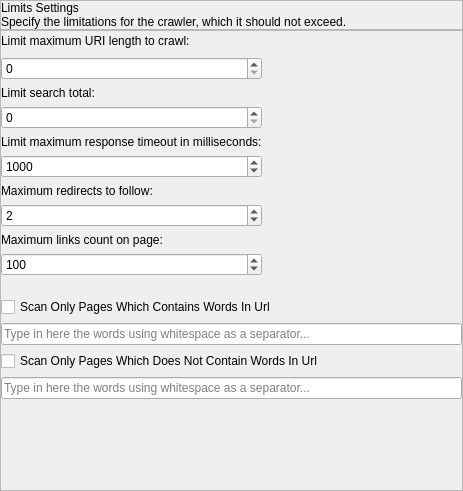
Old version of the form seospider/ui/limits_settings_widget.ui in the repository andrascii/RiveSolutions_SEO_Spider.
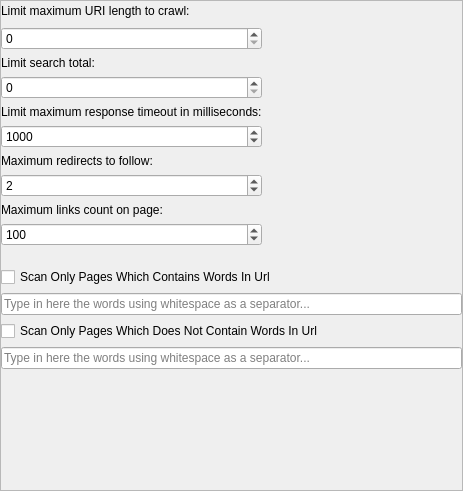
New version of the form.

Diff of the .ui file:
```diff
--- a/seospider/ui/limits_settings_widget.ui
+++ b/seospider/ui/limits_settings_widget.ui
@@ -29,66 +29,6 @@
    <property name="bottomMargin">
     <number>0</number>
    </property>
-   <item>
-    <widget class="QFrame" name="headerFrame">
-     <property name="minimumSize">
-      <size>
-       <width>0</width>
-       <height>0</height>
-      </size>
-     </property>
-     <property name="maximumSize">
-      <size>
-       <width>16777215</width>
-       <height>16777215</height>
-      </size>
-     </property>
-     <property name="frameShape">
-      <enum>QFrame::StyledPanel</enum>
-     </property>
-     <property name="frameShadow">
-      <enum>QFrame::Raised</enum>
-     </property>
-     <layout class="QVBoxLayout" name="verticalLayout_2">
-      <property name="spacing">
-       <number>0</number>
-      </property>
-      <property name="leftMargin">
-       <number>0</number>
-      </property>
-      <property name="topMargin">
-       <number>0</number>
-      </property>
-      <property name="rightMargin">
-       <number>0</number>
-      </property>
-      <property name="bottomMargin">
-       <number>0</number>
-      </property>
-      <item>
-       <layout class="QVBoxLayout" name="verticalLayout">
-        <item>
-         <widget class="QLabel" name="headerName">
-          <property name="text">
-           <string>Limits Settings</string>
-          </property>
-         </widget>
-        </item>
-        <item>
-         <widget class="QLabel" name="text">
-          <property name="text">
-           <string>Specify the limitations for the crawler, which it should not exceed.</string>
-          </property>
-          <property name="wordWrap">
-           <bool>true</bool>
-          </property>
-         </widget>
-        </item>
-       </layout>
-      </item>
-     </layout>
-    </widget>
-   </item>
    <item>
     <widget class="QFrame" name="settingsFrame">
      <property name="frameShape">
```
